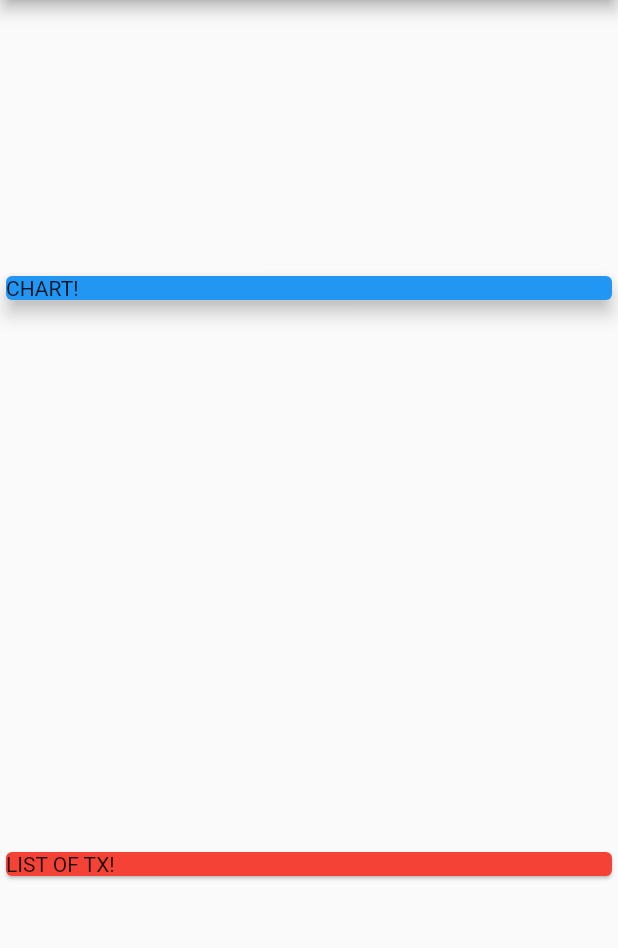
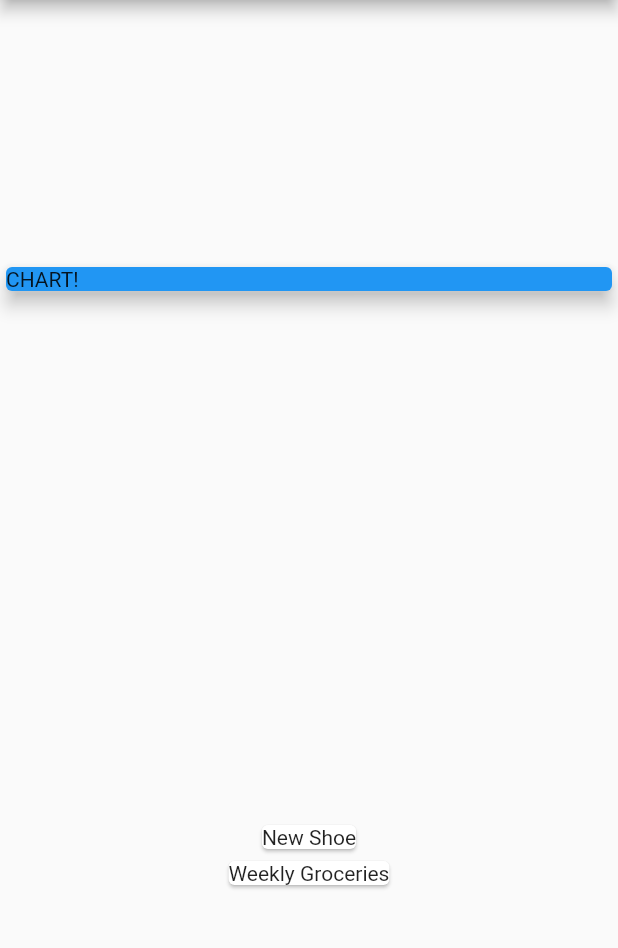
Before and after one commit to alfiyanm/expenses_app, a Flutter app: the screen it shows after launch, on a phone screen of 412 x 824 dp, the part 84-1032 px from its top. Run offline on Flutter 3.47's test engine with Material 2 defaults, Android fonts, the phone set to English and light mode, and no system bars.

Commit message:
mapping data into widgets

```diff
--- a/lib/main.dart
+++ b/lib/main.dart
@@ -48,9 +48,12 @@ class MyHomePage extends StatelessWidget {
               color: Colors.blue,
             ),
           ),
-          Card(
-            color: Colors.red,
-            child: Text('LIST OF TX!'),
+          Column(
+            children: transactions.map((tx) {
+              return Card(
+                child: Text(tx.title),
+              );
+            }).toList(),
           )
         ],
       ),
```
